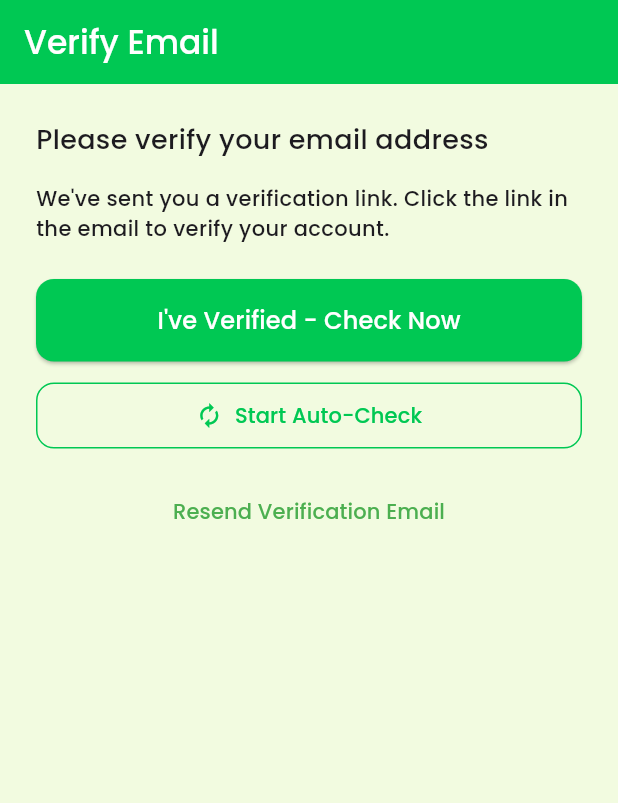
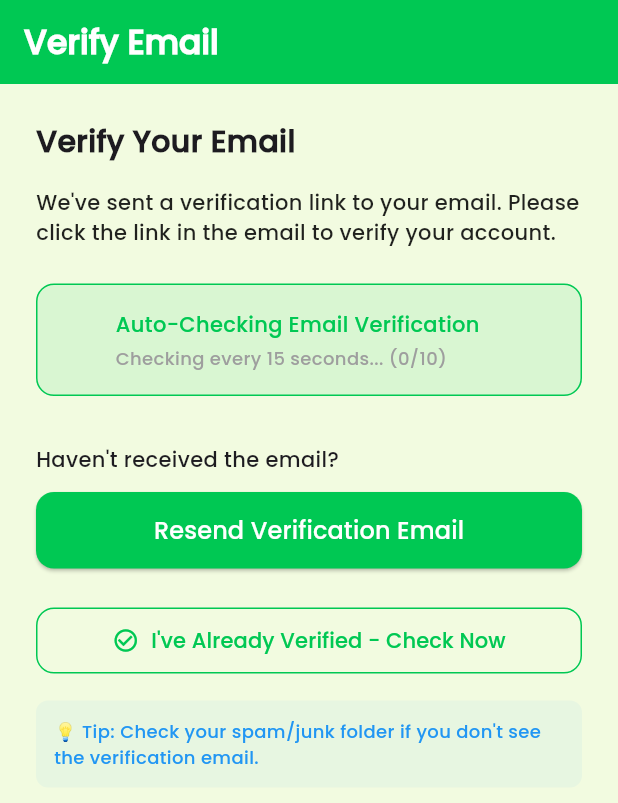
Before and after one commit to ScarletVonRosefall/AgriSynch, a Flutter app: the AgriSynchEmailVerificationPage screen opened by its route, on a phone screen of 412 x 824 dp. Shown: the top 803 px of the screen. Run offline on Flutter 3.47's test engine with Material 3 defaults, Android fonts, the phone set to English and light mode, and no system bars; our stand-ins replace cached_network_image, cloud_firestore, cloud_functions, firebase_auth, firebase_core, firebase_crashlytics and 12 more; missing offline and left inert: dart:html; accounts and stored records are empty.

Commit message:
Fixed Sign Up Link Issues, Checkign For Email Verification Automation

```diff
--- a/AgriSynch/lib/auth/AgriSynchVerify.dart
+++ b/AgriSynch/lib/auth/AgriSynchVerify.dart
@@ -38,8 +38,8 @@ class _AgriSynchEmailVerificationPageState
       final user = auth.currentUser;
       if (user != null && !user.emailVerified) {
         await user.sendEmailVerification();
-        // Don't start auto-check immediately - let user click the button
-        // startVerificationCheck();
+        // Start automatic verification checking immediately
+        startVerificationCheck();
       }
     } catch (e) {
       if (mounted) {
@@ -67,19 +67,23 @@ class _AgriSynchEmailVerificationPageState
         if (mounted) {
           ScaffoldMessenger.of(context).showSnackBar(
             const SnackBar(
-              content: Text('Auto-check stopped. Please use "Check Verification Status" button.'),
+              content: Text('Auto-check completed. Email may still need verification.'),
               backgroundColor: Colors.orange,
+              duration: Duration(seconds: 3),
             ),
           );
         }
         return;
       }
       _checkAttempts++;
-      checkEmailVerification();
+      _autoCheckEmailVerification();
     });
+
+    // Do the first check immediately
+    _autoCheckEmailVerification();
   }
 
-  Future<void> checkEmailVerification() async {
+  Future<void> _autoCheckEmailVerification() async {
     if (_navigating || !mounted) return;
 
     final messenger = ScaffoldMessenger.of(context);
@@ -106,8 +110,9 @@ class _AgriSynchEmailVerificationPageState
         setState(() => _navigating = true);
         messenger.showSnackBar(
           const SnackBar(
-            content: Text('Email verified successfully! Redirecting...'),
+            content: Text('✅ Email verified successfully! Redirecting...'),
             backgroundColor: Color(0xFF00C853),
+            duration: Duration(seconds: 2),
           ),
         );
 
@@ -118,7 +123,7 @@ class _AgriSynchEmailVerificationPageState
         }
       }
     } catch (e) {
-      // avoid print in production - keep minimal logging
+      // Avoid print in production - keep minimal logging
       debugPrint('Error checking email verification: $e');
     }
   }
@@ -132,10 +137,13 @@ class _AgriSynchEmailVerificationPageState
         if (mounted) {
           ScaffoldMessenger.of(context).showSnackBar(
             const SnackBar(
-              content: Text('Verification email sent! Please check your inbox.'),
+              content: Text('✅ Verification email sent! Please check your inbox.'),
               backgroundColor: Color(0xFF00C853),
+              duration: Duration(seconds: 3),
             ),
           );
+          // Restart auto-check when user resends
+          startVerificationCheck();
         }
       }
     } catch (e) {
@@ -177,7 +185,7 @@ class _AgriSynchEmailVerificationPageState
 
         messenger.showSnackBar(
           const SnackBar(
-            content: Text('Email verified successfully! Redirecting...'),
+            content: Text('✅ Email verified successfully! Redirecting...'),
             backgroundColor: Color(0xFF00C853),
             duration: Duration(seconds: 2),
           ),
@@ -194,7 +202,7 @@ class _AgriSynchEmailVerificationPageState
 
         messenger.showSnackBar(
           const SnackBar(
-            content: Text('Email not yet verified. Please click the link in your email, then tap this button again.'),
+            content: Text('Email not yet verified. Please click the verification link in your email.'),
             backgroundColor: Colors.orange,
             duration: Duration(seconds: 4),
           ),
@@ -237,7 +245,7 @@ class _AgriSynchEmailVerificationPageState
         automaticallyImplyLeading: false,
         title: const Text(
           'Verify Email',
-          style: TextStyle(color: Colors.white),
+          style: TextStyle(color: Colors.white, fontFamily: 'Poppins', fontWeight: FontWeight.bold),
         ),
       ),
       body: Padding(
@@ -246,24 +254,95 @@ class _AgriSynchEmailVerificationPageState
           crossAxisAlignment: CrossAxisAlignment.start,
           children: [
             const Text(
-              "Please verify your email address",
-              style: TextStyle(fontSize: 18, fontWeight: FontWeight.w500),
+              "Verify Your Email",
+              style: TextStyle(
+                fontSize: 20,
+                fontWeight: FontWeight.bold,
+                fontFamily: 'Poppins',
+              ),
             ),
             const SizedBox(height: 16),
             const Text(
-              "We've sent you a verification link. Click the link in the email to verify your account.",
-              style: TextStyle(fontSize: 14),
+              "We've sent a verification link to your email. Please click the link in the email to verify your account.",
+              style: TextStyle(
+                fontSize: 14,
+                fontFamily: 'Poppins',
+                color: Colors.black87,
+              ),
             ),
             const SizedBox(height: 24),
 
-            // Manual check button
+            // Auto-checking status indicator
+            Container(
+              padding: const EdgeInsets.all(16),
+              decoration: BoxDecoration(
+                color: const Color(0xFF00C853).withAlpha((0.1 * 255).round()),
+                borderRadius: BorderRadius.circular(12),
+                border: Border.all(
+                  color: const Color(0xFF00C853),
+                  width: 1,
+                ),
+              ),
+              child: Row(
+                children: [
+                  SizedBox(
+                    width: 24,
+                    height: 24,
+                    child: CircularProgressIndicator(
+                      color: const Color(0xFF00C853),
+                      strokeWidth: 2,
+                      value: _checkAttempts / _maxAttempts,
+                    ),
+                  ),
+                  const SizedBox(width: 12),
+                  Expanded(
+                    child: Column(
+                      crossAxisAlignment: CrossAxisAlignment.start,
+                      children: [
+                        const Text(
+                          "Auto-Checking Email Verification",
+                          style: TextStyle(
+                            fontSize: 14,
+                            fontWeight: FontWeight.w600,
+                            fontFamily: 'Poppins',
+                            color: Color(0xFF00C853),
+                          ),
+                        ),
+                        const SizedBox(height: 4),
+                        Text(
+                          'Checking every 15 seconds... (${_checkAttempts}/${_maxAttempts})',
+                          style: const TextStyle(
+                            fontSize: 12,
+                            fontFamily: 'Poppins',
+                            color: Colors.grey,
+                          ),
+                        ),
+                      ],
+                    ),
+                  ),
+                ],
+              ),
+            ),
+
+            const SizedBox(height: 32),
+            const Text(
+              "Haven't received the email?",
+              style: TextStyle(
+                fontSize: 14,
+                fontWeight: FontWeight.w600,
+                fontFamily: 'Poppins',
+              ),
+            ),
+            const SizedBox(height: 12),
+
+            // Resend button
             SizedBox(
               width: double.infinity,
               child: ElevatedButton(
-                onPressed: isLoading ? null : verifyEmail,
+                onPressed: isLoading ? null : resendVerificationEmail,
                 style: ElevatedButton.styleFrom(
                   backgroundColor: const Color(0xFF00C853),
-                  padding: const EdgeInsets.symmetric(vertical: 16),
+                  padding: const EdgeInsets.symmetric(vertical: 14),
                   shape: RoundedRectangleBorder(
                     borderRadius: BorderRadius.circular(12),
                   ),
@@ -277,34 +356,32 @@ class _AgriSynchEmailVerificationPageState
                           strokeWidth: 2,
                         ),
                       )
-                    : const Text('I\'ve Verified - Check Now',
-                        style: TextStyle(fontSize: 16, color: Colors.white)),
+                    : const Text(
+                        'Resend Verification Email',
+                        style: TextStyle(
+                          fontSize: 16,
+                          color: Colors.white,
+                          fontFamily: 'Poppins',
+                          fontWeight: FontWeight.w600,
+                        ),
+                      ),
               ),
             ),
 
-            const SizedBox(height: 12),
+            const SizedBox(height: 24),
 
-            // Auto-check button (optional)
+            // Manual check button (for users who already clicked the link but auto-check didn't detect it)
             SizedBox(
               width: double.infinity,
               child: OutlinedButton.icon(
-                onPressed: (_timer?.isActive ?? false) ? null : () {
-                  startVerificationCheck();
-                  ScaffoldMessenger.of(context).showSnackBar(
-                    const SnackBar(
-                      content: Text('Auto-checking every 15 seconds...'),
-                      backgroundColor: Colors.blue,
-                      duration: Duration(seconds: 2),
-                    ),
-                  );
-                },
-                icon: Icon(
-                  (_timer?.isActive ?? false) ? Icons.check_circle : Icons.autorenew,
-                  color: const Color(0xFF00C853),
-                ),
-                label: Text(
-                  (_timer?.isActive ?? false) ? 'Auto-Check Running...' : 'Start Auto-Check',
-                  style: const TextStyle(fontSize: 14, color: Color(0xFF00C853)),
+                onPressed: isLoading ? null : verifyEmail,
+                icon: const Icon(Icons.check_circle_outline),
+                label: const Text(
+                  'I\'ve Already Verified - Check Now',
+                  style: TextStyle(
+                    fontSize: 14,
+                    fontFamily: 'Poppins',
+                  ),
                 ),
                 style: OutlinedButton.styleFrom(
                   padding: const EdgeInsets.symmetric(vertical: 12),
@@ -312,31 +389,29 @@ class _AgriSynchEmailVerificationPageState
                   shape: RoundedRectangleBorder(
                     borderRadius: BorderRadius.circular(12),
                   ),
+                  foregroundColor: const Color(0xFF00C853),
                 ),
               ),
             ),
 
             const SizedBox(height: 16),
-            Center(
-              child: TextButton(
-                onPressed: isLoading ? null : resendVerificationEmail,
-                child: const Text(
-                  "Resend Verification Email",
-                  style: TextStyle(color: Colors.green),
+
+            // Help text
+            Container(
+              padding: const EdgeInsets.all(12),
+              decoration: BoxDecoration(
+                color: Colors.blue.withAlpha((0.05 * 255).round()),
+                borderRadius: BorderRadius.circular(8),
+              ),
+              child: const Text(
+                "💡 Tip: Check your spam/junk folder if you don't see the verification email.",
+                style: TextStyle(
+                  fontSize: 12,
+                  fontFamily: 'Poppins',
+                  color: Colors.blue,
                 ),
               ),
             ),
-
-            if (_timer?.isActive ?? false)
-              Padding(
-                padding: const EdgeInsets.only(top: 8),
-                child: Center(
-                  child: Text(
-                    'Auto-checking... (${_checkAttempts}/${_maxAttempts})',
-                    style: const TextStyle(fontSize: 12, color: Colors.grey),
-                  ),
-                ),
-              ),
           ],
         ),
       ),
```
Also changed, not shown: AgriSynch/lib/auth/AgriSynchSignUp.dart (+46 -16 lines), 3 other files.
